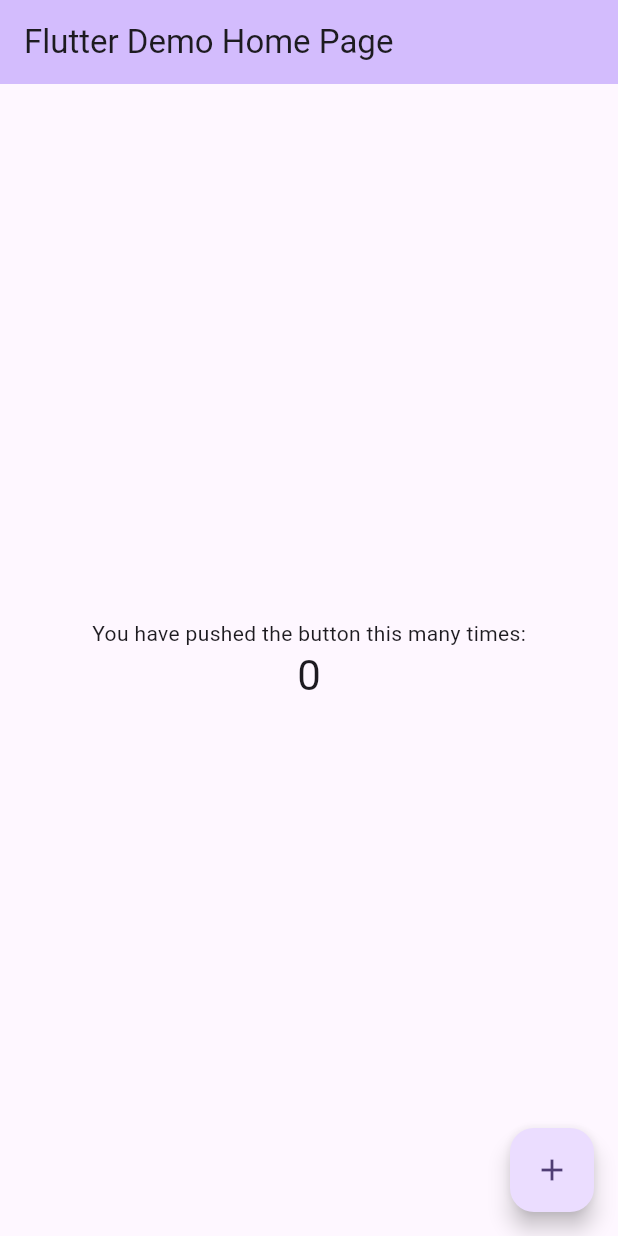
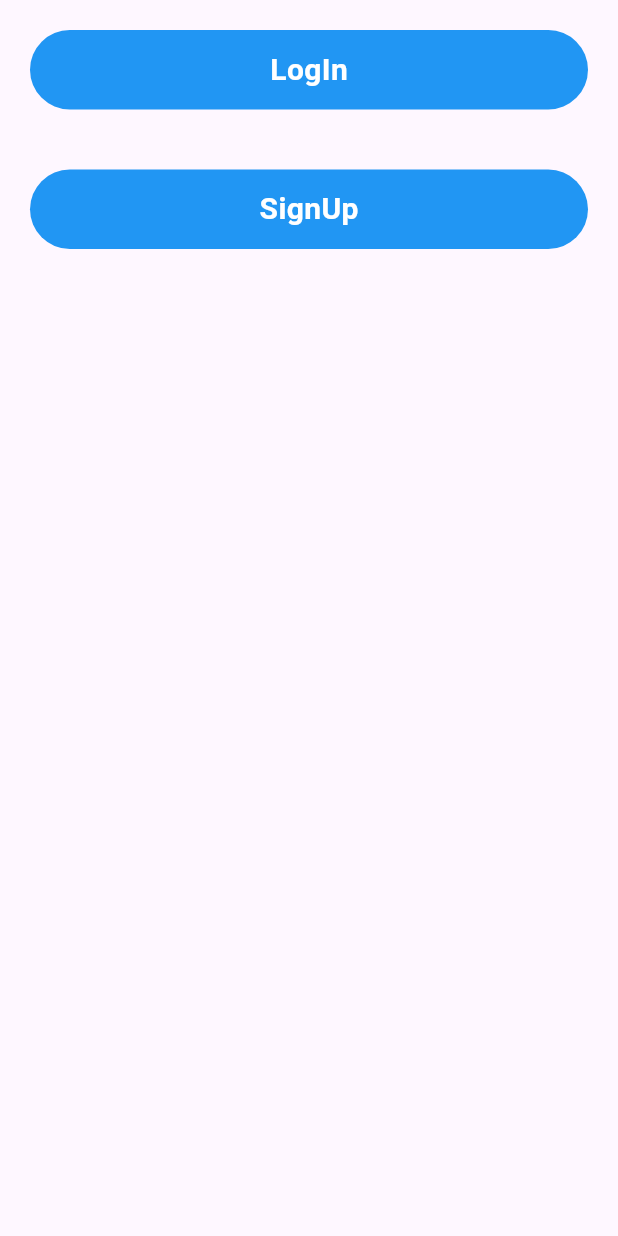
Before and after one commit to BuchakkaPranusha/authantication, a Flutter app: the screen it shows after launch, on a phone screen of 412 x 824 dp. Run offline on Flutter 3.47's test engine with Material 3 defaults, Android fonts, the phone set to English and light mode, and no system bars; our stand-ins replace get.

Commit message:
login, signup and textfield, snackbar,buttons

```diff
--- a/lib/main.dart
+++ b/lib/main.dart
@@ -1,4 +1,7 @@
 import 'package:flutter/material.dart';
+import 'package:flutter_project/login.dart';
+import 'package:flutter_project/signup.dart';
+import 'package:flutter_project/widgets/buttons.dart';
 
 void main() {
   runApp(const MyApp());
@@ -13,113 +16,36 @@ class MyApp extends StatelessWidget {
     return MaterialApp(
       title: 'Flutter Demo',
       theme: ThemeData(
-        // This is the theme of your application.
-        //
-        // TRY THIS: Try running your application with "flutter run". You'll see
-        // the application has a purple toolbar. Then, without quitting the app,
-        // try changing the seedColor in the colorScheme below to Colors.green
-        // and then invoke "hot reload" (save your changes or press the "hot
-        // reload" button in a Flutter-supported IDE, or press "r" if you used
-        // the command line to start the app).
-        //
-        // Notice that the counter didn't reset back to zero; the application
-        // state is not lost during the reload. To reset the state, use hot
-        // restart instead.
-        //
-        // This works for code too, not just values: Most code changes can be
-        // tested with just a hot reload.
         colorScheme: ColorScheme.fromSeed(seedColor: Colors.deepPurple),
         useMaterial3: true,
       ),
-      home: const MyHomePage(title: 'Flutter Demo Home Page'),
+      home:HomePage()
     );
   }
 }
 
-class MyHomePage extends StatefulWidget {
-  const MyHomePage({super.key, required this.title});
-
-  // This widget is the home page of your application. It is stateful, meaning
-  // that it has a State object (defined below) that contains fields that affect
-  // how it looks.
-
-  // This class is the configuration for the state. It holds the values (in this
-  // case the title) provided by the parent (in this case the App widget) and
-  // used by the build method of the State. Fields in a Widget subclass are
-  // always marked "final".
-
-  final String title;
-
-  @override
-  State<MyHomePage> createState() => _MyHomePageState();
-}
-
-class _MyHomePageState extends State<MyHomePage> {
-  int _counter = 0;
-
-  void _incrementCounter() {
-    setState(() {
-      // This call to setState tells the Flutter framework that something has
-      // changed in this State, which causes it to rerun the build method below
-      // so that the display can reflect the updated values. If we changed
-      // _counter without calling setState(), then the build method would not be
-      // called again, and so nothing would appear to happen.
-      _counter++;
-    });
-  }
+class HomePage extends StatelessWidget {
+  const HomePage({super.key});
 
   @override
   Widget build(BuildContext context) {
-    // This method is rerun every time setState is called, for instance as done
-    // by the _incrementCounter method above.
-    //
-    // The Flutter framework has been optimized to make rerunning build methods
-    // fast, so that you can just rebuild anything that needs updating rather
-    // than having to individually change instances of widgets.
     return Scaffold(
-      appBar: AppBar(
-        // TRY THIS: Try changing the color here to a specific color (to
-        // Colors.amber, perhaps?) and trigger a hot reload to see the AppBar
-        // change color while the other colors stay the same.
-        backgroundColor: Theme.of(context).colorScheme.inversePrimary,
-        // Here we take the value from the MyHomePage object that was created by
-        // the App.build method, and use it to set our appbar title.
-        title: Text(widget.title),
-      ),
-      body: Center(
-        // Center is a layout widget. It takes a single child and positions it
-        // in the middle of the parent.
+      body: SafeArea(
         child: Column(
-          // Column is also a layout widget. It takes a list of children and
-          // arranges them vertically. By default, it sizes itself to fit its
-          // children horizontally, and tries to be as tall as its parent.
-          //
-          // Column has various properties to control how it sizes itself and
-          // how it positions its children. Here we use mainAxisAlignment to
-          // center the children vertically; the main axis here is the vertical
-          // axis because Columns are vertical (the cross axis would be
-          // horizontal).
-          //
-          // TRY THIS: Invoke "debug painting" (choose the "Toggle Debug Paint"
-          // action in the IDE, or press "p" in the console), to see the
-          // wireframe for each widget.
-          mainAxisAlignment: MainAxisAlignment.center,
-          children: <Widget>[
-            const Text(
-              'You have pushed the button this many times:',
-            ),
-            Text(
-              '$_counter',
-              style: Theme.of(context).textTheme.headlineMedium,
-            ),
+          children: [
+            MyButtons(onTap: (){
+              Navigator.of(context).push(
+              MaterialPageRoute(
+                builder: (context) => const LogInScreen(),
+              ),
+            );
+            }, text: "LogIn"),
+            MyButtons(onTap: (){
+              Navigator.push(context,MaterialPageRoute(builder: (_) => const SignUpScreen()));
+            }, text: "SignUp"),
           ],
         ),
       ),
-      floatingActionButton: FloatingActionButton(
-        onPressed: _incrementCounter,
-        tooltip: 'Increment',
-        child: const Icon(Icons.add),
-      ), // This trailing comma makes auto-formatting nicer for build methods.
     );
   }
 }
--- /dev/null
+++ b/lib/widgets/buttons.dart
@@ -0,0 +1,40 @@
+import 'package:flutter/material.dart';
+
+class MyButtons extends StatelessWidget {
+  final VoidCallback onTap;
+  final String text;
+  const MyButtons({
+    super.key,
+    required this.onTap,
+    required this.text,
+  });
+
+  @override
+  Widget build(BuildContext context) {
+    return InkWell(
+      onTap: onTap,
+      child: Padding(
+        padding: const EdgeInsets.all(20.0),
+        child: Container(
+          alignment: Alignment.center,
+          padding: const EdgeInsets.symmetric(vertical: 12),
+          decoration: const ShapeDecoration(
+              shape: RoundedRectangleBorder(
+                borderRadius: BorderRadius.all(
+                  Radius.circular(30),
+                ),
+              ),
+              color: Colors.blue),
+          child: Text(
+            text,
+            style: const TextStyle(
+              fontSize: 20,
+              color: Colors.white,
+              fontWeight: FontWeight.bold,
+            ),
+          ),
+        ),
+      ),
+    );
+  }
+}
--- a/pubspec.yaml
+++ b/pubspec.yaml
@@ -39,6 +39,8 @@ dependencies:
 dev_dependencies:
   flutter_test:
     sdk: flutter
+  get: ^4.6.6
+  http:
 
   # The "flutter_lints" package below contains a set of recommended lints to
   # encourage good coding practices. The lint set provided by the package is
```
Also changed, not shown: lib/controller.dart (added, +21 -0 lines), lib/login.dart (added, +65 -0 lines), lib/signup.dart (added, +68 -0 lines), lib/widgets/snackbar.dart (added, +9 -0 lines), lib/widgets/textfield.dart (added, +50 -0 lines), lib/apis.dart (added), lib/response_handler.dart (added), lib/services.dart (added), pubspec.lock.
